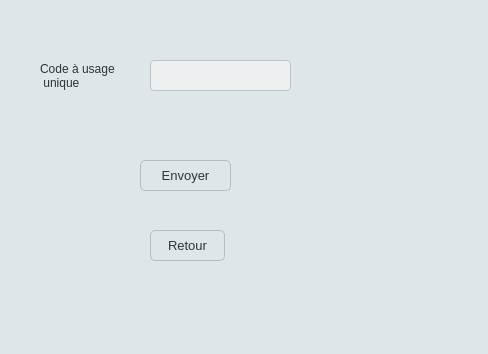
The window that double_authentification.ui (CND-cyb/engine_test_bench) describes before a commit, drawn with Qt 5.
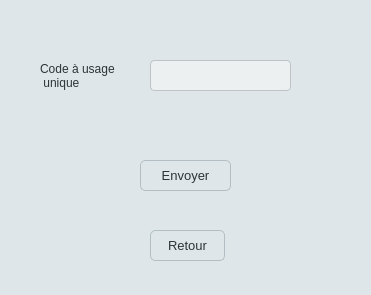
The same window after the commit.

```diff
--- a/double_authentification.ui
+++ b/double_authentification.ui
@@ -6,8 +6,8 @@
    <rect>
     <x>0</x>
     <y>0</y>
-    <width>488</width>
-    <height>354</height>
+    <width>371</width>
+    <height>295</height>
    </rect>
   </property>
   <property name="windowTitle">
```
Left out of the diff: 4 changed lines with no effect on the pictures.
